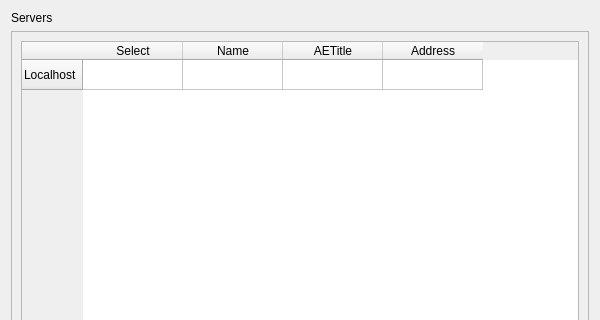
Old version of the form Libs/DICOM/Widgets/Resources/UI/qCTKDCMTKServerNodeWidget.ui in the repository commontk/CTK; both pictures show x 0 to 600 and y 0 to 320 of the 600 by 510 pixel window.
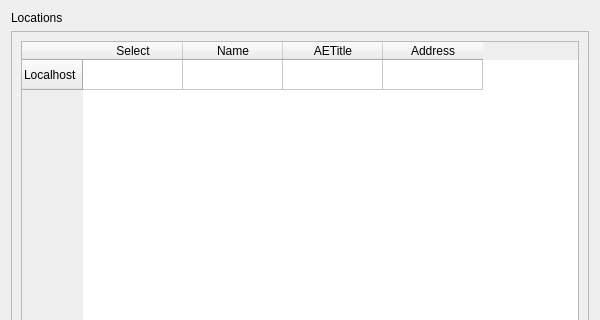
New version of the form.

Diff of the .ui file:
```diff
--- a/Libs/DICOM/Widgets/Resources/UI/qCTKDCMTKServerNodeWidget.ui
+++ b/Libs/DICOM/Widgets/Resources/UI/qCTKDCMTKServerNodeWidget.ui
@@ -13,11 +13,11 @@
   <property name="windowTitle">
    <string>Form</string>
   </property>
-  <layout class="QVBoxLayout" name="verticalLayout_2">
+  <layout class="QVBoxLayout" name="verticalLayout">
    <item>
     <widget class="QLabel" name="label">
      <property name="text">
-      <string>Servers</string>
+      <string>Locations</string>
      </property>
     </widget>
    </item>
@@ -35,8 +35,8 @@
         <height>458</height>
        </rect>
       </property>
-      <layout class="QGridLayout" name="gridLayout">
-       <item row="1" column="0">
+      <layout class="QVBoxLayout" name="verticalLayout_2">
+       <item>
         <widget class="QTableWidget" name="tableWidget">
          <row>
           <property name="text">
```
